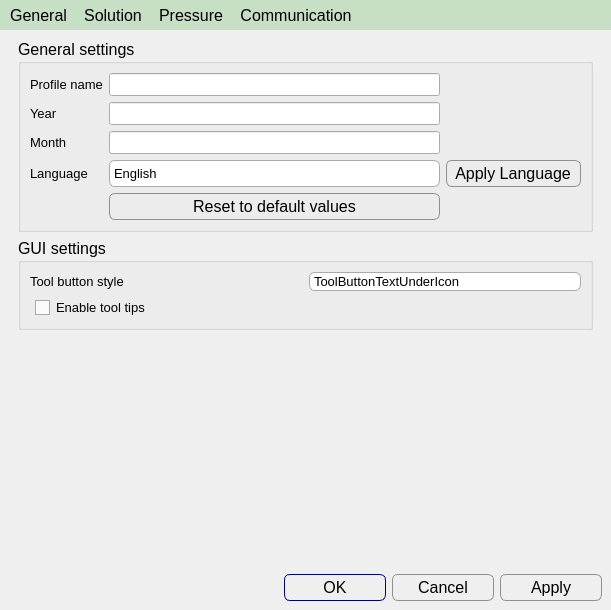
Old version of the form apps/Lab-on-a-tip/tools.ui in the repository bellonemauro/Labonatip2.0.
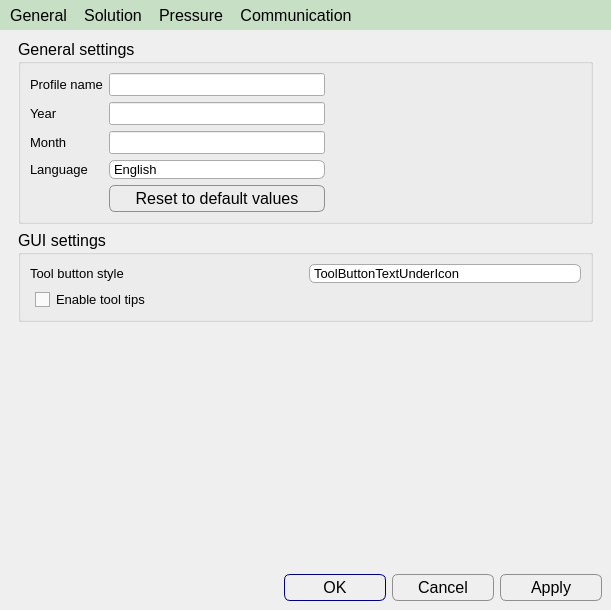
New version of the form. The open tabs and pages were chosen to show the change. Icons and pictures are not drawn.

Patch:
```diff
--- a/apps/Lab-on-a-tip/tools.ui
+++ b/apps/Lab-on-a-tip/tools.ui
@@ -150,56 +150,12 @@
              </property>
              <property name="sizeHint" stdset="0">
               <size>
-               <width>40</width>
+               <width>250</width>
                <height>20</height>
               </size>
              </property>
             </spacer>
            </item>
-           <item row="3" column="2" colspan="2">
-            <widget class="QPushButton" name="pushButton_2">
-             <property name="font">
-              <font>
-               <pointsize>-1</pointsize>
-              </font>
-             </property>
-             <property name="styleSheet">
-              <string notr="true"> QPushButton {
-     border: 1px solid #8f8f91;
-     border-radius: 6px;
-     height: 25px;
-     font-size: 16px;
-     background-color: qlineargradient(x1: 0, y1: 0, x2: 0, y2: 1,
-                                       stop: 0 #f6f7fa, stop: 1 #dadbde);
-
- }
-
-
- QPushButton:focus:pressed {
-     background-color: qlineargradient(x1: 0, y1: 0, x2: 0, y2: 1,
-                                       stop: 0 #F0FFF0, stop: 1 #f6f7fa);
- }
-
- QPushButton:hover {
-     background-color: qlineargradient(x1: 0, y1: 0, x2: 0, y2: 1,
-                                       stop: 0 #f6f7fa, stop: 1 #F0FFF0);
- }
-
-QPushButton:disabled{ background-color: #CCCCCC; }
-
- QPushButton:flat {
-     border: none; /* no border for a flat push button */
- }
-
- QPushButton:default {
-     border-color: navy; /* make the default button prominent */
- }</string>
-             </property>
-             <property name="text">
-              <string>  Apply Language  </string>
-             </property>
-            </widget>
-           </item>
            <item row="3" column="1">
             <widget class="QComboBox" name="comboBox_language">
              <property name="sizePolicy">
```
Left out of the diff: 2 changed lines with no effect on the pictures.
